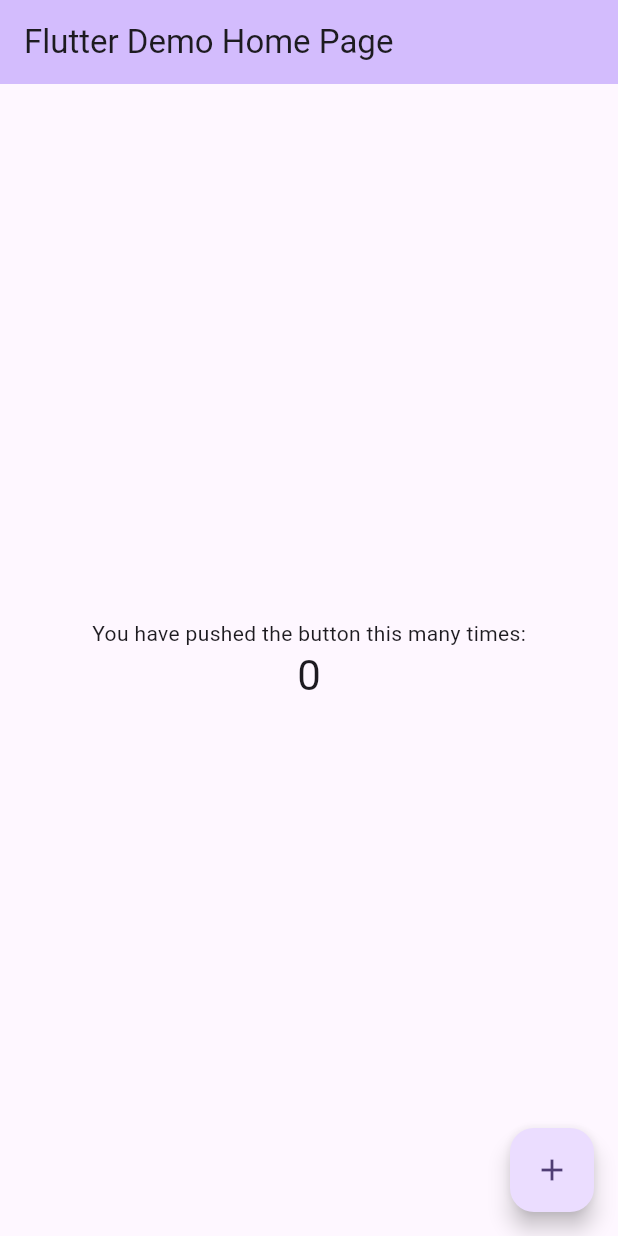
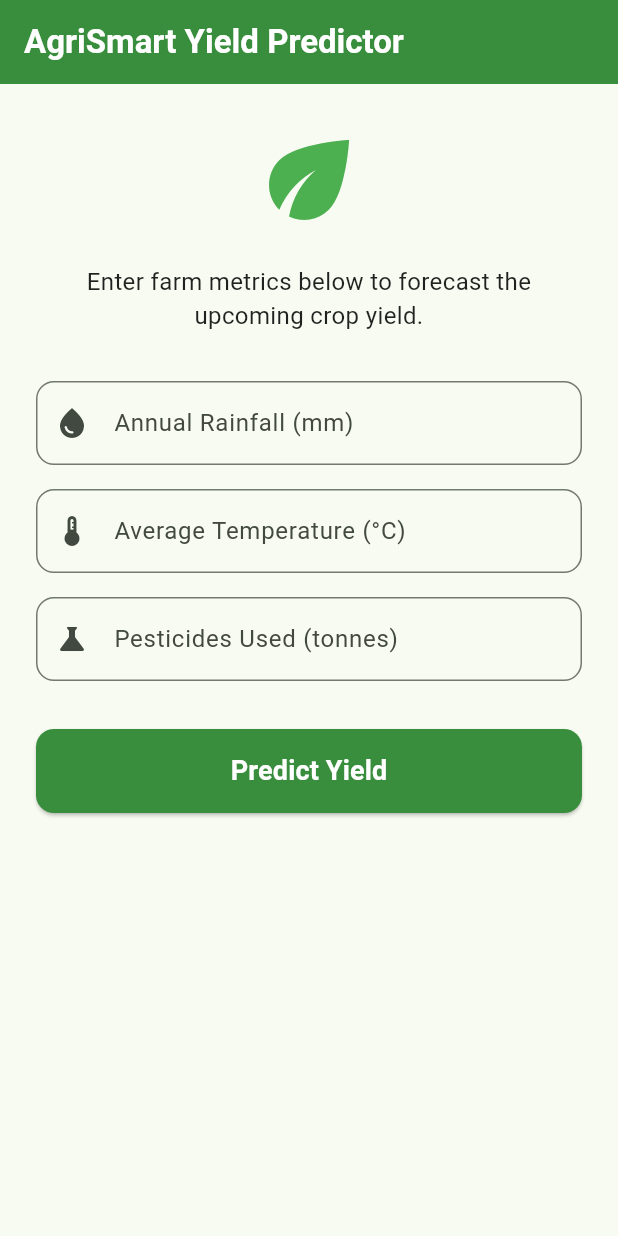
Before and after one commit to Sheila5rwa/linear_regression_model1, a Flutter app: the screen it shows after launch, on a phone screen of 412 x 824 dp. Run offline on Flutter 3.47's test engine with Material 3 defaults, Android fonts, the phone set to English and light mode, and no system bars.

Commit message:
Refactor main app structure and add HTTP dependency for crop yield prediction

```diff
--- a/summative/FlutterApp/lib/main.dart
+++ b/summative/FlutterApp/lib/main.dart
@@ -1,121 +1,218 @@
 import 'package:flutter/material.dart';
+import 'package:http/http.dart' as http;
+import 'dart:convert';
 
 void main() {
-  runApp(const MyApp());
+  runApp(const AgriSmartApp());
 }
 
-class MyApp extends StatelessWidget {
-  const MyApp({super.key});
+class AgriSmartApp extends StatelessWidget {
+  const AgriSmartApp({super.key});
 
-  // This widget is the root of your application.
   @override
   Widget build(BuildContext context) {
     return MaterialApp(
-      title: 'Flutter Demo',
+      title: 'AgriSmart Africa',
       theme: ThemeData(
-        // This is the theme of your application.
-        //
-        // TRY THIS: Try running your application with "flutter run". You'll see
-        // the application has a purple toolbar. Then, without quitting the app,
-        // try changing the seedColor in the colorScheme below to Colors.green
-        // and then invoke "hot reload" (save your changes or press the "hot
-        // reload" button in a Flutter-supported IDE, or press "r" if you used
-        // the command line to start the app).
-        //
-        // Notice that the counter didn't reset back to zero; the application
-        // state is not lost during the reload. To reset the state, use hot
-        // restart instead.
-        //
-        // This works for code too, not just values: Most code changes can be
-        // tested with just a hot reload.
-        colorScheme: .fromSeed(seedColor: Colors.deepPurple),
+        colorScheme: ColorScheme.fromSeed(seedColor: Colors.green),
+        useMaterial3: true,
       ),
-      home: const MyHomePage(title: 'Flutter Demo Home Page'),
+      home: const PredictionScreen(),
+      debugShowCheckedModeBanner: false,
     );
   }
 }
 
-class MyHomePage extends StatefulWidget {
-  const MyHomePage({super.key, required this.title});
-
-  // This widget is the home page of your application. It is stateful, meaning
-  // that it has a State object (defined below) that contains fields that affect
-  // how it looks.
-
-  // This class is the configuration for the state. It holds the values (in this
-  // case the title) provided by the parent (in this case the App widget) and
-  // used by the build method of the State. Fields in a Widget subclass are
-  // always marked "final".
-
-  final String title;
+class PredictionScreen extends StatefulWidget {
+  const PredictionScreen({super.key});
 
   @override
-  State<MyHomePage> createState() => _MyHomePageState();
+  State<PredictionScreen> createState() => _PredictionScreenState();
 }
 
-class _MyHomePageState extends State<MyHomePage> {
-  int _counter = 0;
+class _PredictionScreenState extends State<PredictionScreen> {
+  // Controllers for the input fields
+  final TextEditingController _rainController = TextEditingController();
+  final TextEditingController _tempController = TextEditingController();
+  final TextEditingController _pesticideController = TextEditingController();
 
-  void _incrementCounter() {
+  bool _isLoading = false;
+  String _resultText = '';
+
+  // Your Render API URL
+  final String apiUrl = 'https://linear-regression-model1.onrender.com/predict';
+
+  Future<void> _predictYield() async {
+    // Validate inputs
+    if (_rainController.text.isEmpty ||
+        _tempController.text.isEmpty ||
+        _pesticideController.text.isEmpty) {
+      setState(() {
+        _resultText = 'Please fill in all fields.';
+      });
+      return;
+    }
+
     setState(() {
-      // This call to setState tells the Flutter framework that something has
-      // changed in this State, which causes it to rerun the build method below
-      // so that the display can reflect the updated values. If we changed
-      // _counter without calling setState(), then the build method would not be
-      // called again, and so nothing would appear to happen.
-      _counter++;
+      _isLoading = true;
+      _resultText = '';
     });
+
+    try {
+      // Construct the exact JSON payload expected by FastAPI
+      final Map<String, dynamic> requestData = {
+        "average_rain_fall_mm_per_year": double.parse(_rainController.text),
+        "avg_temp": double.parse(_tempController.text),
+        "pesticides_tonnes": double.parse(_pesticideController.text)
+      };
+
+      // Make the POST request
+      final response = await http.post(
+        Uri.parse(apiUrl),
+        headers: {"Content-Type": "application/json"},
+        body: jsonEncode(requestData),
+      );
+
+      if (response.statusCode == 200) {
+        final Map<String, dynamic> responseData = jsonDecode(response.body);
+        final yieldResult = responseData['predicted_yield_hg_ha'];
+        setState(() {
+          _resultText = 'Predicted Yield:\n$yieldResult hg/ha';
+        });
+      } else {
+        // Handle validation errors or server errors
+        final errorData = jsonDecode(response.body);
+        setState(() {
+          _resultText = 'Error: ${errorData['detail']}';
+        });
+      }
+    } catch (e) {
+      setState(() {
+        _resultText = 'Failed to connect to the server.\nCheck your internet or API URL.';
+      });
+    } finally {
+      setState(() {
+        _isLoading = false;
+      });
+    }
+  }
+
+  @override
+  void dispose() {
+    _rainController.dispose();
+    _tempController.dispose();
+    _pesticideController.dispose();
+    super.dispose();
   }
 
   @override
   Widget build(BuildContext context) {
-    // This method is rerun every time setState is called, for instance as done
-    // by the _incrementCounter method above.
-    //
-    // The Flutter framework has been optimized to make rerunning build methods
-    // fast, so that you can just rebuild anything that needs updating rather
-    // than having to individually change instances of widgets.
     return Scaffold(
       appBar: AppBar(
-        // TRY THIS: Try changing the color here to a specific color (to
-        // Colors.amber, perhaps?) and trigger a hot reload to see the AppBar
-        // change color while the other colors stay the same.
-        backgroundColor: Theme.of(context).colorScheme.inversePrimary,
-        // Here we take the value from the MyHomePage object that was created by
-        // the App.build method, and use it to set our appbar title.
-        title: Text(widget.title),
+        title: const Text(
+          'AgriSmart Yield Predictor',
+          style: TextStyle(fontWeight: FontWeight.bold, color: Colors.white),
+        ),
+        backgroundColor: Colors.green[700],
+        elevation: 0,
       ),
-      body: Center(
-        // Center is a layout widget. It takes a single child and positions it
-        // in the middle of the parent.
-        child: Column(
-          // Column is also a layout widget. It takes a list of children and
-          // arranges them vertically. By default, it sizes itself to fit its
-          // children horizontally, and tries to be as tall as its parent.
-          //
-          // Column has various properties to control how it sizes itself and
-          // how it positions its children. Here we use mainAxisAlignment to
-          // center the children vertically; the main axis here is the vertical
-          // axis because Columns are vertical (the cross axis would be
-          // horizontal).
-          //
-          // TRY THIS: Invoke "debug painting" (choose the "Toggle Debug Paint"
-          // action in the IDE, or press "p" in the console), to see the
-          // wireframe for each widget.
-          mainAxisAlignment: .center,
-          children: [
-            const Text('You have pushed the button this many times:'),
-            Text(
-              '$_counter',
-              style: Theme.of(context).textTheme.headlineMedium,
-            ),
-          ],
+      body: SafeArea(
+        child: SingleChildScrollView(
+          padding: const EdgeInsets.all(24.0),
+          child: Column(
+            crossAxisAlignment: CrossAxisAlignment.stretch,
+            children: [
+              const Icon(Icons.eco, size: 80, color: Colors.green),
+              const SizedBox(height: 16),
+              const Text(
+                'Enter farm metrics below to forecast the upcoming crop yield.',
+                textAlign: TextAlign.center,
+                style: TextStyle(fontSize: 16, color: Colors.black87),
+              ),
+              const SizedBox(height: 32),
+
+              // Rainfall Input
+              TextField(
+                controller: _rainController,
+                keyboardType: const TextInputType.numberWithOptions(decimal: true),
+                decoration: InputDecoration(
+                  labelText: 'Annual Rainfall (mm)',
+                  hintText: 'e.g. 1200',
+                  prefixIcon: const Icon(Icons.water_drop),
+                  border: OutlineInputBorder(borderRadius: BorderRadius.circular(12)),
+                ),
+              ),
+              const SizedBox(height: 16),
+
+              // Temperature Input
+              TextField(
+                controller: _tempController,
+                keyboardType: const TextInputType.numberWithOptions(decimal: true),
+                decoration: InputDecoration(
+                  labelText: 'Average Temperature (°C)',
+                  hintText: 'e.g. 24.5',
+                  prefixIcon: const Icon(Icons.thermostat),
+                  border: OutlineInputBorder(borderRadius: BorderRadius.circular(12)),
+                ),
+              ),
+              const SizedBox(height: 16),
+
+              // Pesticides Input
+              TextField(
+                controller: _pesticideController,
+                keyboardType: const TextInputType.numberWithOptions(decimal: true),
+                decoration: InputDecoration(
+                  labelText: 'Pesticides Used (tonnes)',
+                  hintText: 'e.g. 150',
+                  prefixIcon: const Icon(Icons.science),
+                  border: OutlineInputBorder(borderRadius: BorderRadius.circular(12)),
+                ),
+              ),
+              const SizedBox(height: 32),
+
+              // Predict Button
+              SizedBox(
+                height: 56,
+                child: ElevatedButton(
+                  onPressed: _isLoading ? null : _predictYield,
+                  style: ElevatedButton.styleFrom(
+                    backgroundColor: Colors.green[700],
+                    shape: RoundedRectangleBorder(
+                      borderRadius: BorderRadius.circular(12),
+                    ),
+                  ),
+                  child: _isLoading
+                      ? const CircularProgressIndicator(color: Colors.white)
+                      : const Text(
+                          'Predict Yield',
+                          style: TextStyle(fontSize: 18, color: Colors.white, fontWeight: FontWeight.bold),
+                        ),
+                ),
+              ),
+              const SizedBox(height: 32),
+
+              // Result Display
+              if (_resultText.isNotEmpty)
+                Container(
+                  padding: const EdgeInsets.all(20),
+                  decoration: BoxDecoration(
+                    color: Colors.green[50],
+                    borderRadius: BorderRadius.circular(12),
+                    border: Border.all(color: Colors.green.shade200),
+                  ),
+                  child: Text(
+                    _resultText,
+                    textAlign: TextAlign.center,
+                    style: TextStyle(
+                      fontSize: 20,
+                      fontWeight: FontWeight.bold,
+                      color: Colors.green[900],
+                    ),
+                  ),
+                ),
+            ],
+          ),
         ),
-      ),
-      floatingActionButton: FloatingActionButton(
-        onPressed: _incrementCounter,
-        tooltip: 'Increment',
-        child: const Icon(Icons.add),
       ),
     );
   }
--- a/summative/FlutterApp/pubspec.yaml
+++ b/summative/FlutterApp/pubspec.yaml
@@ -34,6 +34,7 @@ dependencies:
   # The following adds the Cupertino Icons font to your application.
   # Use with the CupertinoIcons class for iOS style icons.
   cupertino_icons: ^1.0.8
+  http: ^1.6.0
 
 dev_dependencies:
   flutter_test:
```
Also changed, not shown: summative/FlutterApp/pubspec.lock.
